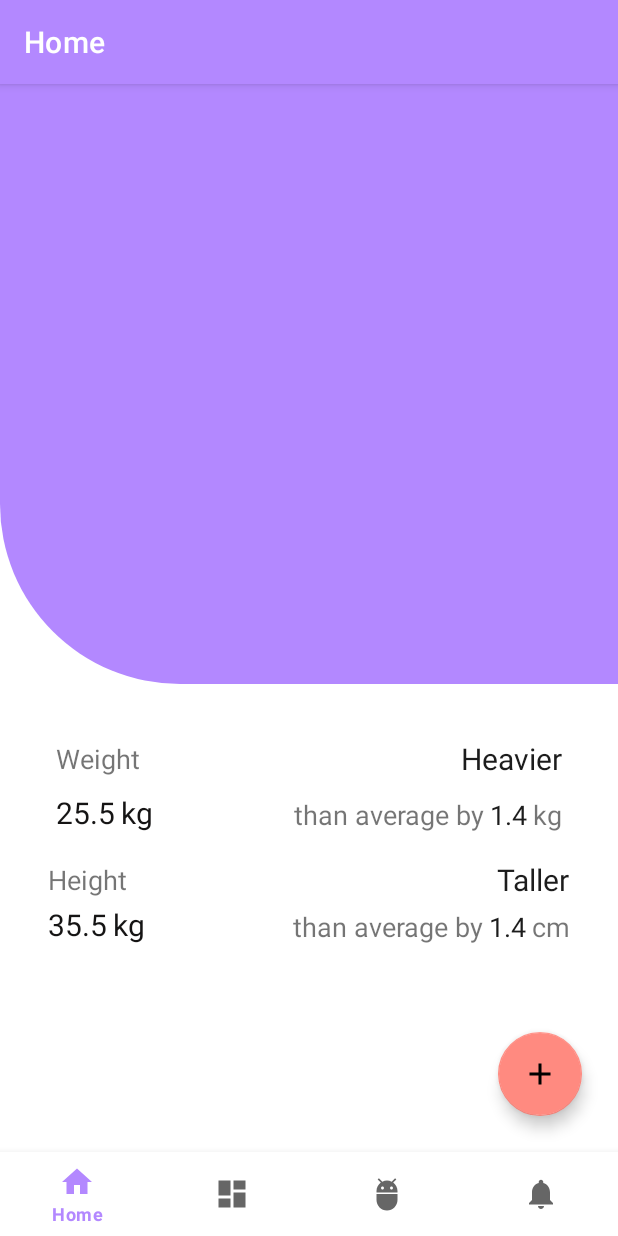
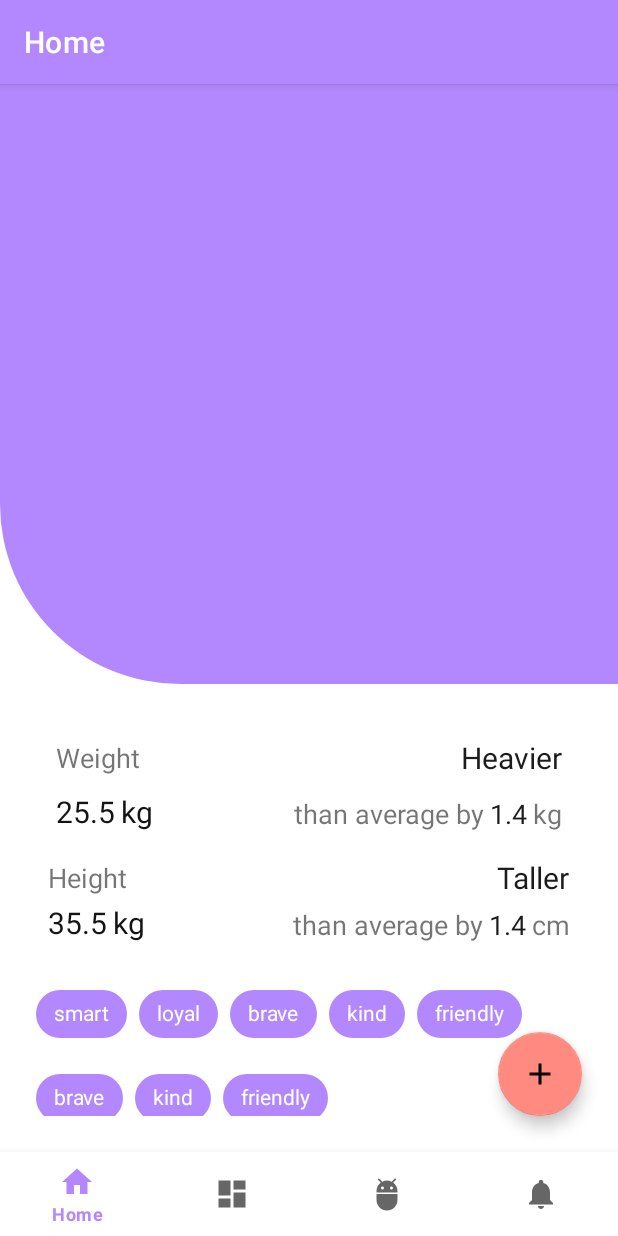
Before and after one commit to ZeleDavid/Dragonhack2021, an Android app: the screen it shows after launch (MainActivity), on a phone screen of 412 x 824 dp. Run offline under Robolectric (Android 15) with nearby library versions, the phone set to English and light mode, and no system bars; our stand-ins replace navigation-ui; libraries missing offline, so code that uses them is left out: com.yarolegovich.discretescrollview; plain views replace DiscreteScrollView; 6 statements that could not run were skipped.

Commit message:
feat: added pet traits

```diff
--- a/PetPal/app/src/main/java/si/dragonhack/petpal/data/viewmodel/YourPetViewmodel.kt
+++ b/PetPal/app/src/main/java/si/dragonhack/petpal/data/viewmodel/YourPetViewmodel.kt
@@ -31,9 +31,9 @@ class YourPetViewmodel: ViewModel() {
     private fun loadYourPets(){
         //this.nearbyRestaurants = firebaseDatabase.returnNearbyRestaurants()
         val pets = MutableLiveData<List<Pet>>()
-        val pet1 = Pet(" ", "Miki", "Beagle", 25.5, 35.5, 2, "M")
-        val pet2 = Pet(" ", "Fifika", "Shih-tzu", 6.5, 25.5, 5, "F")
-        val pet3 = Pet(" ", "Floki", "Bulldog", 35.5, 45.5, 9, "M")
+        val pet1 = Pet(" ", "Miki", "Beagle", 25.5, 35.5, 2, "Male")
+        val pet2 = Pet(" ", "Fifika", "Shih-tzu", 6.5, 25.5, 5, "Female")
+        val pet3 = Pet(" ", "Floki", "Bulldog", 35.5, 45.5, 9, "Male")
         pets.value = arrayListOf(pet1, pet2, pet3)
         this.yourPets = pets
         this.selectedPet = MutableLiveData<Pet>(pet1)
--- a/PetPal/app/src/main/java/si/dragonhack/petpal/ui/adapter/YourPetDataAdapter.kt
+++ b/PetPal/app/src/main/java/si/dragonhack/petpal/ui/adapter/YourPetDataAdapter.kt
@@ -28,6 +28,10 @@ class YourPetDataAdapter(list: List<Pet>): RecyclerView.Adapter<YourPetDataViewH
 class YourPetDataViewHolder(val view: View): RecyclerView.ViewHolder(view){
     fun bind(pet: Pet){
         view.pet_name.text = pet.name
+        view.pet_breed.text = pet.breed
+        if(pet.sex == "Female"){
+            view.pet_sex_icon.setImageResource(R.drawable.ic_female)
+        }
     }
 }
 
--- a/PetPal/app/src/main/java/si/dragonhack/petpal/ui/fragment/HomeFragment.kt
+++ b/PetPal/app/src/main/java/si/dragonhack/petpal/ui/fragment/HomeFragment.kt
@@ -3,6 +3,7 @@ package si.dragonhack.petpal.ui.fragment
 import android.content.Intent
 import android.os.Bundle
 import android.util.Log
+import android.util.TypedValue
 import android.view.LayoutInflater
 import android.view.View
 import android.view.ViewGroup
@@ -11,6 +12,7 @@ import androidx.annotation.Nullable
 import androidx.fragment.app.Fragment
 import androidx.lifecycle.Observer
 import androidx.lifecycle.ViewModelProviders
+import com.google.android.material.chip.Chip
 import com.yarolegovich.discretescrollview.DiscreteScrollView
 import com.yarolegovich.discretescrollview.transform.Pivot
 import com.yarolegovich.discretescrollview.transform.ScaleTransformer
@@ -20,6 +22,7 @@ import si.dragonhack.petpal.data.models.Pet
 import si.dragonhack.petpal.data.viewmodel.HomeViewModel
 import si.dragonhack.petpal.data.viewmodel.YourPetViewmodel
 import si.dragonhack.petpal.ui.activity.AddPetActivity
+import si.dragonhack.petpal.ui.adapter.CircularPagerIndicatorDecoration
 import si.dragonhack.petpal.ui.adapter.OnItemChangedListener
 import si.dragonhack.petpal.ui.adapter.YourPetDataAdapter
 import si.dragonhack.petpal.ui.adapter.YourPetDataViewHolder
@@ -54,11 +57,24 @@ class HomeFragment : Fragment(), DiscreteScrollView.OnItemChangedListener<YourPe
             val intent = Intent(this.context, AddPetActivity::class.java)
             startActivity(intent)
         }
+        showTraits(arrayListOf<String>("smart", "loyal", "brave", "kind", "friendly", "brave", "kind", "friendly"))
     }
 
     private fun updateYourPetInfo(pet: Pet?) {
         pet_height.text = pet?.height.toString()
         pet_weight.text = pet?.weight.toString()
+    }
+    fun showTraits(traits: List<String>){
+        for(trait in traits){
+            val mchip = this.layoutInflater.inflate(R.layout.pet_trait_chip, null, false) as Chip
+            mchip.text = trait
+            val paddingDp = TypedValue.applyDimension(
+                TypedValue.COMPLEX_UNIT_DIP, 10f,
+                resources.displayMetrics
+            )
+            mchip.setPadding(paddingDp.toInt(), 0, paddingDp.toInt(), 0)
+            chipsPrograms.addView(mchip)
+        }
     }
 
     fun setupYourPetsList(petsList: List<Pet>){
@@ -70,6 +86,7 @@ class HomeFragment : Fragment(), DiscreteScrollView.OnItemChangedListener<YourPe
         yourPetsRecyclerView.setSlideOnFling(false)
         yourPetsRecyclerView.setOffscreenItems(2);
         yourPetsRecyclerView.addOnItemChangedListener(this);
+        yourPetsRecyclerView.addItemDecoration(CircularPagerIndicatorDecoration());
     }
     private fun setDiscreteViewItemTransformation(yourPetsRecyclerView: DiscreteScrollView) {
         yourPetsRecyclerView.setItemTransformer(
--- /dev/null
+++ b/PetPal/app/src/main/res/drawable/rounded_corners_3.xml
@@ -0,0 +1,6 @@
+<?xml version="1.0" encoding="UTF-8"?>
+<shape xmlns:android="http://schemas.android.com/apk/res/android">
+    <solid android:color="@color/colorPrimary"/>
+    <corners android:topRightRadius="600dp"/>
+    <padding android:left="0dp" android:top="0dp" android:right="0dp" android:bottom="0dp" />
+</shape>
--- a/PetPal/app/src/main/res/layout/fragment_home.xml
+++ b/PetPal/app/src/main/res/layout/fragment_home.xml
@@ -41,21 +41,26 @@
     </androidx.constraintlayout.widget.ConstraintLayout>
 
     <androidx.constraintlayout.widget.ConstraintLayout
+        android:id="@+id/constraintLayout3"
         android:layout_width="0dp"
-        android:layout_height="0dp"
-        app:layout_constraintBottom_toBottomOf="parent"
+        android:layout_height="wrap_content"
         app:layout_constraintEnd_toEndOf="parent"
+        app:layout_constraintHorizontal_bias="0.0"
         app:layout_constraintStart_toStartOf="parent"
         app:layout_constraintTop_toBottomOf="@+id/constraintLayout">
 
         <LinearLayout
+            android:id="@+id/linearLayout2"
             android:layout_width="0dp"
             android:layout_height="wrap_content"
             android:layout_marginStart="24dp"
             android:layout_marginTop="24dp"
             android:layout_marginEnd="24dp"
+            android:layout_marginBottom="24dp"
             android:divider="@drawable/divider"
             android:orientation="vertical"
+            android:showDividers="middle|beginning|end|none"
+            app:layout_constraintBottom_toBottomOf="parent"
             app:layout_constraintEnd_toEndOf="parent"
             app:layout_constraintStart_toStartOf="parent"
             app:layout_constraintTop_toTopOf="parent">
@@ -238,4 +243,28 @@
 
     </androidx.constraintlayout.widget.ConstraintLayout>
 
+    <androidx.constraintlayout.widget.ConstraintLayout
+        android:layout_width="0dp"
+        android:layout_height="0dp"
+        android:layout_marginStart="24dp"
+        android:layout_marginEnd="24dp"
+        android:layout_marginBottom="24dp"
+        app:layout_constraintBottom_toBottomOf="parent"
+        app:layout_constraintEnd_toEndOf="parent"
+        app:layout_constraintStart_toStartOf="parent"
+        app:layout_constraintTop_toBottomOf="@+id/constraintLayout3">
+
+        <com.google.android.material.chip.ChipGroup
+            android:id="@+id/chipsPrograms"
+            android:layout_width="wrap_content"
+            android:layout_height="wrap_content"
+            app:chipSpacing="8dp"
+            app:layout_constraintStart_toStartOf="parent"
+            app:layout_constraintTop_toTopOf="parent"
+            app:singleSelection="false">
+
+        </com.google.android.material.chip.ChipGroup>
+
+    </androidx.constraintlayout.widget.ConstraintLayout>
+
 </androidx.constraintlayout.widget.ConstraintLayout>
--- /dev/null
+++ b/PetPal/app/src/main/res/layout/pet_trait_chip.xml
@@ -0,0 +1,12 @@
+<?xml version="1.0" encoding="utf-8"?>
+<com.google.android.material.chip.Chip xmlns:android="http://schemas.android.com/apk/res/android"
+    xmlns:app="http://schemas.android.com/apk/res-auto"
+    android:layout_width="wrap_content"
+    android:layout_height="wrap_content"
+    android:backgroundTint="@color/colorPrimary"
+    android:gravity="center"
+    android:paddingLeft="8dp"
+    android:paddingRight="8dp"
+    android:textAppearance="?android:attr/textAppearance"
+    android:textColor="#FFFFFF"
+    app:chipBackgroundColor="@color/colorPrimary" />
```
Also changed, not shown: PetPal/app/src/main/java/si/dragonhack/petpal/ui/adapter/CircularPagerIndicatorDecoration.java (added, +136 -0 lines), PetPal/app/src/main/res/layout/your_pet_list_item.xml (+4 -3 lines).
